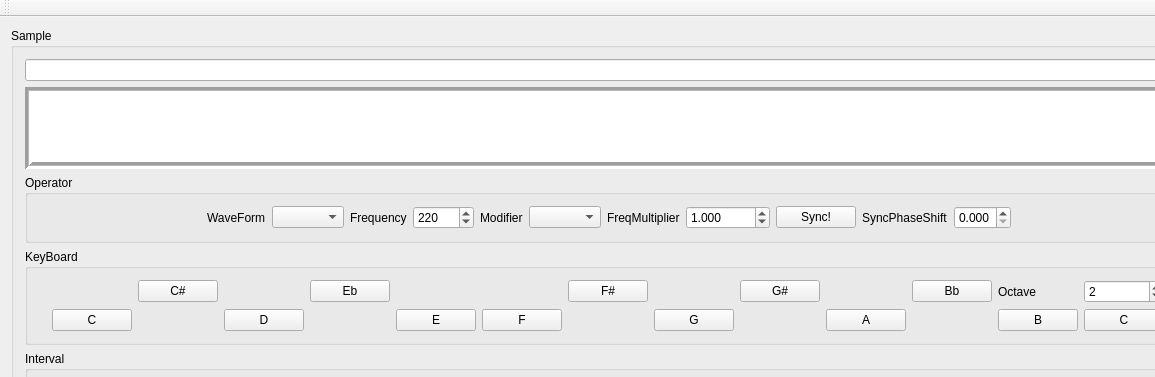
Before: the Qt Designer form Synth2/mainwindow.ui in djeemie2000/SynthPlayground, drawn with Qt 5; both pictures show x 0 to 1155 and y 0 to 377 of the 1343 by 575 pixel window.
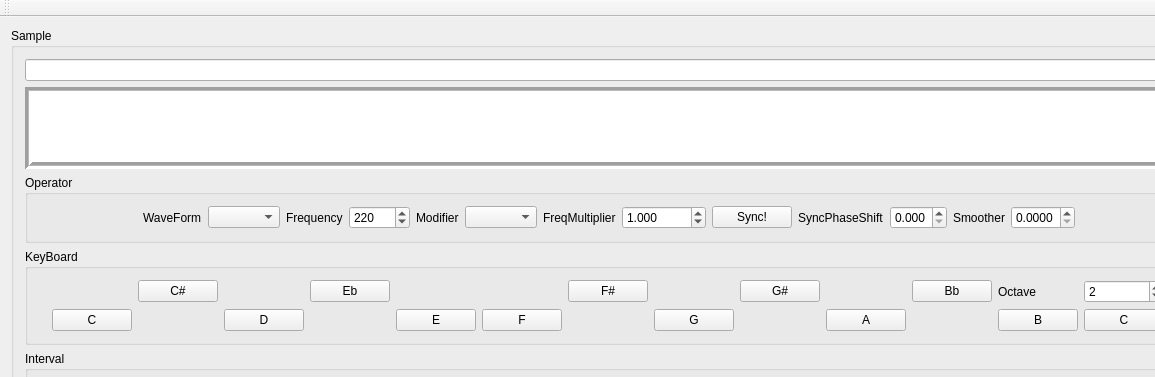
After: the same form once the commit is applied.

```diff
--- a/Synth2/mainwindow.ui
+++ b/Synth2/mainwindow.ui
@@ -176,6 +176,26 @@
             </property>
            </widget>
           </item>
+          <item>
+           <widget class="QLabel" name="label_15">
+            <property name="text">
+             <string>Smoother</string>
+            </property>
+           </widget>
+          </item>
+          <item>
+           <widget class="QDoubleSpinBox" name="doubleSpinBox_SmootherFactor">
+            <property name="decimals">
+             <number>4</number>
+            </property>
+            <property name="maximum">
+             <double>1.000000000000000</double>
+            </property>
+            <property name="singleStep">
+             <double>0.000100000000000</double>
+            </property>
+           </widget>
+          </item>
           <item>
            <spacer name="horizontalSpacer_2">
             <property name="orientation">
```
